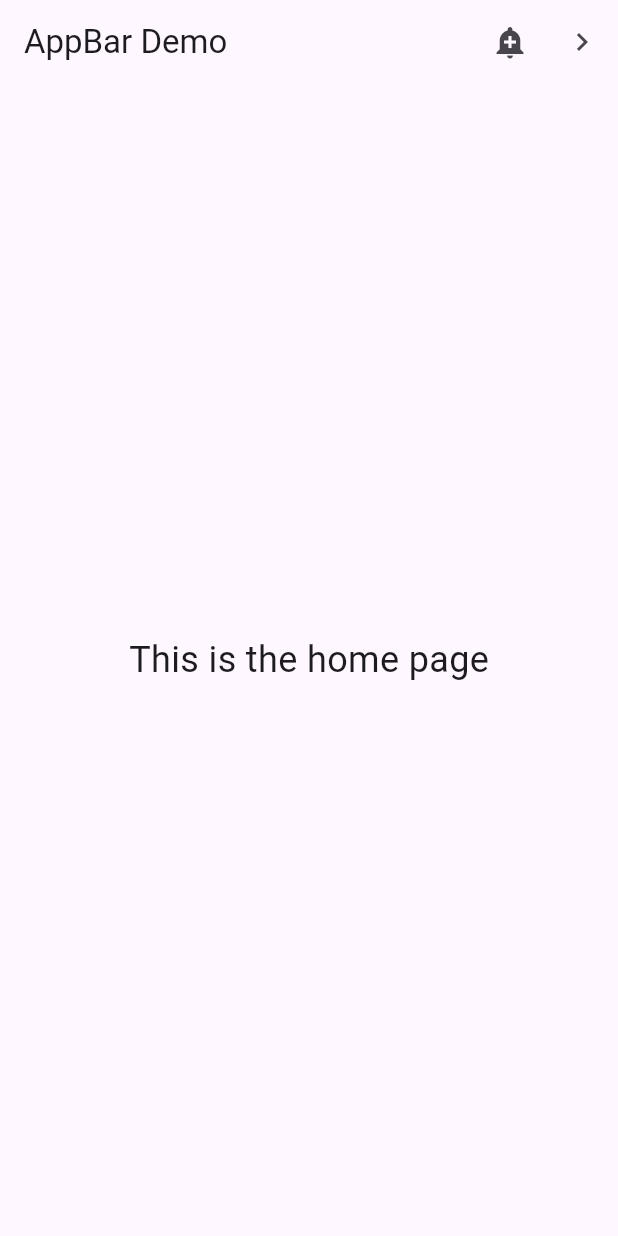
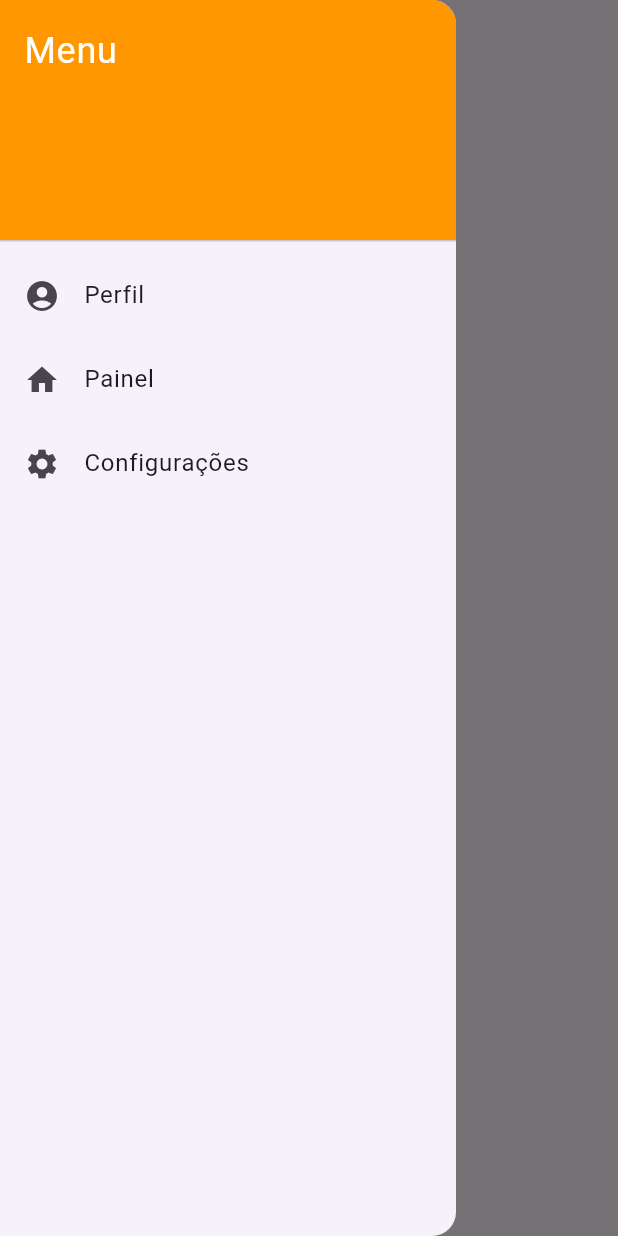
Before and after one commit to galbafilho/Nivela, a Flutter app: the screen it shows after launch, with the side drawer open (before the commit the screen has no drawer), on a phone screen of 412 x 824 dp. Run offline on Flutter 3.47's test engine with Material 3 defaults, Android fonts, the light colour scheme and no system bars.

Commit message:
Flutter mais desenvolvido

```diff
--- a/mobile/lib/main.dart
+++ b/mobile/lib/main.dart
@@ -1,65 +1,86 @@
 import 'package:flutter/material.dart';
 
-/// Flutter code sample for [AppBar].
+/// Flutter code sample for [Drawer].
 
-void main() => runApp(const AppBarApp());
+void main() => runApp(const DrawerApp());
 
-class AppBarApp extends StatelessWidget {
-  const AppBarApp({super.key});
+class DrawerApp extends StatelessWidget {
+  const DrawerApp({super.key});
 
   @override
   Widget build(BuildContext context) {
-    return const MaterialApp(
-      home: AppBarExample(),
+    return MaterialApp(
+      theme: ThemeData(useMaterial3: true),
+      home: const DrawerExample(),
     );
   }
 }
 
-class AppBarExample extends StatelessWidget {
-  const AppBarExample({super.key});
+class DrawerExample extends StatefulWidget {
+  const DrawerExample({super.key});
+
+  @override
+  State<DrawerExample> createState() => _DrawerExampleState();
+}
+
+class _DrawerExampleState extends State<DrawerExample> {
+  String selectedPage = '';
 
   @override
   Widget build(BuildContext context) {
     return Scaffold(
       appBar: AppBar(
-        title: const Text('AppBar Demo'),
-        actions: <Widget>[
-          IconButton(
-            icon: const Icon(Icons.add_alert),
-            tooltip: 'Show Snackbar',
-            onPressed: () {
-              ScaffoldMessenger.of(context).showSnackBar(
-                  const SnackBar(content: Text('This is a snackbar')));
+        title: const Text('Painel', textAlign: TextAlign.center,),
+      ),
+      drawer: Drawer(
+        child: ListView(
+          padding: EdgeInsets.zero,
+          children: <Widget>[
+            const DrawerHeader(
+              decoration:
+              BoxDecoration(
+                color: Colors.orange,
+              ),
+              child: Text(
+                'Menu',
+                style: TextStyle(
+                  color: Colors.white,
+                  fontSize: 24,
+                ),
+              ),
+            ),
+            ListTile(
+              leading: const Icon(Icons.account_circle),
+              title: const Text('Perfil'),
+              onTap: () {
+                setState(() {
+                  selectedPage = 'Perfil';
+                });
               },
             ),
-          IconButton(
-            icon: const Icon(Icons.navigate_next),
-            tooltip: 'Go to the next page',
-            onPressed: () {
-              Navigator.push(context, MaterialPageRoute<void>(
-                builder: (BuildContext context) {
-                  return Scaffold(
-                    appBar: AppBar(
-                      title: const Text('Next page'),
+            ListTile(
+              leading: const Icon(Icons.home),
+              title: const Text('Painel'),
+              onTap: () {
+                setState(() {
+                  selectedPage = 'Painel';
+                });
+              },
             ),
-                    body: const Center(
-                      child: Text(
-                        'This is the next page',
-                        style: TextStyle(fontSize: 24),
-                      ),
-                    ),
-                  );
-                },
-              ));
+            ListTile(
+              leading: const Icon(Icons.settings),
+              title: const Text('Configurações'),
+              onTap: () {
+                setState(() {
+                  selectedPage = 'Configurações';
+                });
               },
             ),
           ],
         ),
-      body: const Center(
-        child: Text(
-          'This is the home page',
-          style: TextStyle(fontSize: 24),
       ),
+      body: Center(
+        child: Text('Page: $selectedPage'),
       ),
     );
   }
```
Also changed, not shown: mobile/pubspec.yaml (+21 -1 lines), mobile/assets/img/background_icons.jpeg (added), mobile/pubspec.lock, 33 other files. Lines whose indentation alone changed are shown as unchanged.
